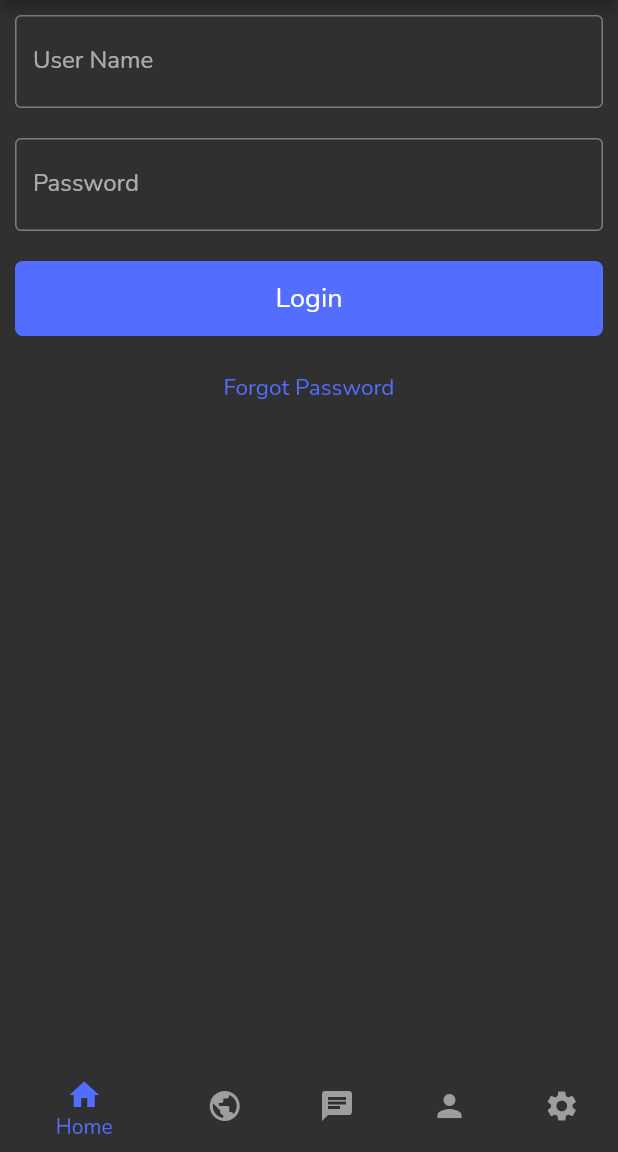
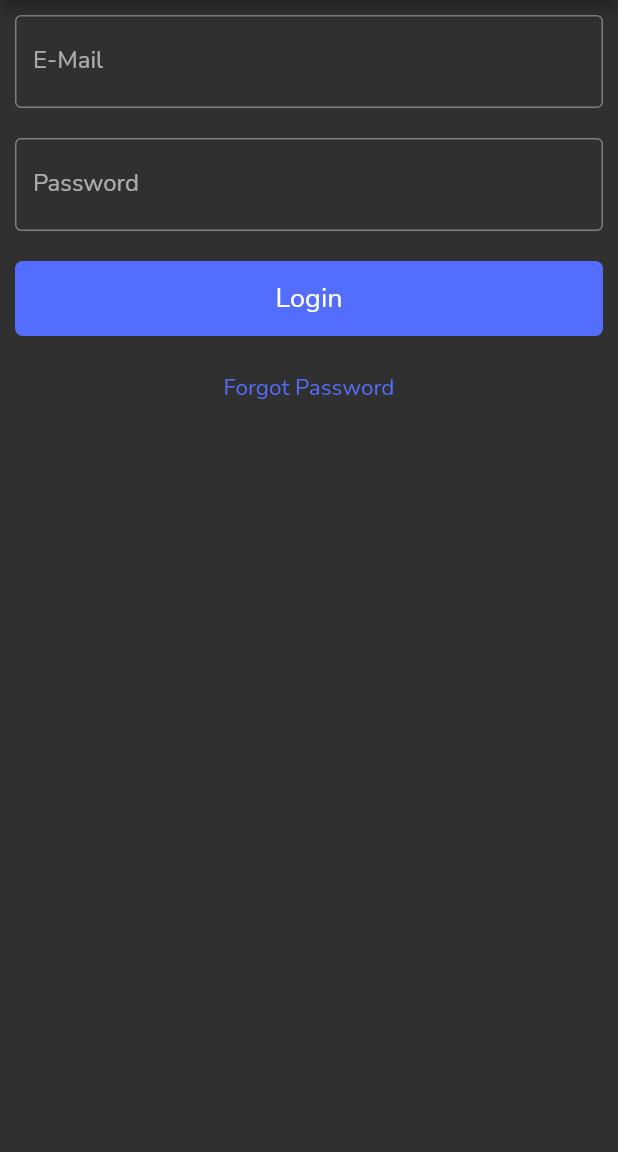
Before and after one commit to brooksryba/Expiali, a Flutter app: the screen it shows after launch, on a phone screen of 412 x 824 dp, the part 84-1236 px from its top. Run offline on Flutter 3.47's test engine with Material 2 defaults, Android fonts, the phone set to English and light mode, and no system bars; our stand-ins replace graphql_flutter, settings_ui, timeago.

Commit message:
Cleanup and complete login workflow

```diff
--- a/lib/fixtures/session.dart
+++ /dev/null
@@ -1,135 +0,0 @@
-//import 'package:flutter_secure_storage/flutter_secure_storage.dart';
-
-import 'package:expiali/models/user.dart';
-import 'package:expiali/models/group.dart';
-import 'package:expiali/plugins/matrix.dart';
-
-// Create storage
-//final storage = new FlutterSecureStorage();
-
-abstract class Session {
-  static bool initialized = false;
-  static bool authenticated = false;
-  static String key;
-  static String username;
-
-  static UserProfile profile;
-  static User self;
-
-  static List<User> users = _users;
-  static List<UserMessage> messages = _messages;
-  static List<UserSession> sessions = _sessions;
-
-  static delete() async {
-    //await storage.deleteAll();
-
-    authenticated = false;
-    key = null;
-    username = null;
-    self = null;
-    profile = null;
-  }
-
-  static initialize() async {
-    //key = await storage.read(key: "apiKey");
-    //final username = await storage.read(key: "username");
-
-    if (key != null && self != null && self.username != null) {
-      authenticated = true;
-      await populate(self.username);
-    } else {
-      authenticated = false;
-    }
-
-    initialized = true;
-  }
-
-  static serialize() async {
-    //await storage.write(key: "apiKey", value: key);
-    //await storage.write(key: "username", value: self.username);
-  }
-
-  static populate(username) async {
-    await Matrix.getUserProfile(username).then(((response) {
-      profile = Session.getUserFromFixtures(username);
-      self = User(username: username, name: response.displayname, imageUrl: Matrix.getUserAvatar(response.avatarUrl), profile: profile);
-
-      serialize();
-    }));
-  }
-
-  static getUserFromFixtures(username) {
-    for (var i = 0; i < _users.length; i++) {
-      if (_users[i].username == username && _users[i].profile != null) {
-        return _users[i].profile;
-      }
-    }
-
-    return UserProfile(
-        biography:
-            "Lorem ipsum dolor sit amet, consectetur adipiscing elit. Aliquam fermentum nec metus id eleifend. Aenean viverra lacus nisl, mattis vehicula nisl iaculis at. Vivamus euismod placerat ultrices. In sit amet felis at libero euismod varius. Fusce a leo erat. Donec sodales leo eget elit faucibus, egestas consectetur elit vehicula. Fusce ut egestas urna, ac dictum tellus. Nulla ante sapien, scelerisque et molestie quis, tincidunt vitae diam. Aliquam aliquam lorem ipsum. Ut lectus nisl, scelerisque vitae ante quis, rhoncus luctus mi.\n\nMorbi varius nisl id dapibus luctus. Etiam condimentum dolor quam, eget blandit augue dignissim et. Phasellus at mattis risus. Maecenas laoreet blandit turpis, et elementum purus bibendum et. Sed vel nisl sollicitudin, molestie mi ac, malesuada ante. Sed efficitur lacinia ligula at ullamcorper. Nunc vulputate nec magna ut finibus. Vivamus tincidunt lorem nec arcu dapibus posuere. Curabitur enim turpis, maximus quis nunc quis, eleifend convallis elit. Fusce consectetur massa luctus, tempor lorem ac, ornare sapien.",
-        birthdate: DateTime.parse("1970-01-01 00:00:00"),
-        pronouns: [UserPronoun.they, UserPronoun.them],
-        identity: UserIdentity.agender,
-        orientation: UserOrientiation.asexual,
-        language: UserLanguage.english);
-  }
-}
-
-List<UserProfile> _profiles = [
-  // Brooks
-  UserProfile(
-      biography:
-          "I created this application! Lorem ipsum dolor sit amet, consectetur adipiscing elit. Aliquam fermentum nec metus id eleifend. Aenean viverra lacus nisl, mattis vehicula nisl iaculis at. Vivamus euismod placerat ultrices. In sit amet felis at libero euismod varius. Fusce a leo erat. Donec sodales leo eget elit faucibus, egestas consectetur elit vehicula. Fusce ut egestas urna, ac dictum tellus. Nulla ante sapien, scelerisque et molestie quis, tincidunt vitae diam. Aliquam aliquam lorem ipsum. Ut lectus nisl, scelerisque vitae ante quis, rhoncus luctus mi.\n\nMorbi varius nisl id dapibus luctus. Etiam condimentum dolor quam, eget blandit augue dignissim et. Phasellus at mattis risus. Maecenas laoreet blandit turpis, et elementum purus bibendum et. Sed vel nisl sollicitudin, molestie mi ac, malesuada ante. Sed efficitur lacinia ligula at ullamcorper. Nunc vulputate nec magna ut finibus. Vivamus tincidunt lorem nec arcu dapibus posuere. Curabitur enim turpis, maximus quis nunc quis, eleifend convallis elit. Fusce consectetur massa luctus, tempor lorem ac, ornare sapien.",
-      birthdate: DateTime.parse("1994-05-03 00:00:00"),
-      pronouns: [UserPronoun.he, UserPronoun.him],
-      identity: UserIdentity.man,
-      orientation: UserOrientiation.straight,
-      language: UserLanguage.english),
-  // Ricky
-  UserProfile(
-      biography:
-          "Lorem ipsum dolor sit amet, consectetur adipiscing elit. Aliquam fermentum nec metus id eleifend. Aenean viverra lacus nisl, mattis vehicula nisl iaculis at. Vivamus euismod placerat ultrices. In sit amet felis at libero euismod varius. Fusce a leo erat. Donec sodales leo eget elit faucibus, egestas consectetur elit vehicula. Fusce ut egestas urna, ac dictum tellus. Nulla ante sapien, scelerisque et molestie quis, tincidunt vitae diam. Aliquam aliquam lorem ipsum. Ut lectus nisl, scelerisque vitae ante quis, rhoncus luctus mi.\n\nMorbi varius nisl id dapibus luctus. Etiam condimentum dolor quam, eget blandit augue dignissim et. Phasellus at mattis risus. Maecenas laoreet blandit turpis, et elementum purus bibendum et. Sed vel nisl sollicitudin, molestie mi ac, malesuada ante. Sed efficitur lacinia ligula at ullamcorper. Nunc vulputate nec magna ut finibus. Vivamus tincidunt lorem nec arcu dapibus posuere. Curabitur enim turpis, maximus quis nunc quis, eleifend convallis elit. Fusce consectetur massa luctus, tempor lorem ac, ornare sapien.",
-      birthdate: DateTime.parse("1970-01-01 00:00:00"),
-      pronouns: [UserPronoun.they, UserPronoun.them],
-      identity: UserIdentity.agender,
-      orientation: UserOrientiation.asexual,
-      language: UserLanguage.english),
-  // Nik
-  UserProfile(
-      biography:
-          "Lorem ipsum dolor sit amet, consectetur adipiscing elit. Aliquam fermentum nec metus id eleifend. Aenean viverra lacus nisl, mattis vehicula nisl iaculis at. Vivamus euismod placerat ultrices. In sit amet felis at libero euismod varius. Fusce a leo erat. Donec sodales leo eget elit faucibus, egestas consectetur elit vehicula. Fusce ut egestas urna, ac dictum tellus. Nulla ante sapien, scelerisque et molestie quis, tincidunt vitae diam. Aliquam aliquam lorem ipsum. Ut lectus nisl, scelerisque vitae ante quis, rhoncus luctus mi.\n\nMorbi varius nisl id dapibus luctus. Etiam condimentum dolor quam, eget blandit augue dignissim et. Phasellus at mattis risus. Maecenas laoreet blandit turpis, et elementum purus bibendum et. Sed vel nisl sollicitudin, molestie mi ac, malesuada ante. Sed efficitur lacinia ligula at ullamcorper. Nunc vulputate nec magna ut finibus. Vivamus tincidunt lorem nec arcu dapibus posuere. Curabitur enim turpis, maximus quis nunc quis, eleifend convallis elit. Fusce consectetur massa luctus, tempor lorem ac, ornare sapien.",
-      birthdate: DateTime.parse("1970-01-01 00:00:00"),
-      pronouns: [UserPronoun.they, UserPronoun.them],
-      identity: UserIdentity.agender,
-      orientation: UserOrientiation.asexual,
-      language: UserLanguage.english)
-];
-
-List<User> _users = [
-  User(username: "testUser1", name: "Joeseph", imageUrl: "https://randomuser.me/api/portraits/men/85.jpg", active: false),
-  User(username: "testUser2", name: "Karen", imageUrl: "https://randomuser.me/api/portraits/women/77.jpg", active: false),
-  User(username: "testUser3", name: "Andrew", imageUrl: "https://randomuser.me/api/portraits/men/81.jpg", active: true),
-  User(username: "testUser4", name: "Kate", imageUrl: "https://randomuser.me/api/portraits/women/49.jpg", active: true),
-  User(username: "testUser5", name: "Richard", imageUrl: "https://randomuser.me/api/portraits/men/87.jpg", active: false),
-  User(username: "deisumus", name: "Brooks Ryba", profile: _profiles[0]),
-  User(username: "rickygreig3", name: "Ricky Greig", profile: _profiles[1]),
-  User(username: "nremley", name: "Nik Remley", profile: _profiles[2]),
-];
-
-List<UserMessage> _messages = [
-  UserMessage(sender: "deisumus", recipient: "testUser2", content: "Hello World!", timestamp: DateTime.parse("2021-04-01 12:00"), unread: false),
-  UserMessage(sender: "deisumus", recipient: "testUser1", content: "Hello World!", timestamp: DateTime.parse("2021-04-01 12:00"), unread: false),
-  UserMessage(sender: "testUser1", recipient: "deisumus", content: "It Worked!", timestamp: DateTime.parse("2021-04-01 12:01"), unread: false),
-  UserMessage(
-      sender: "deisumus", recipient: "testUser1", content: "Expiali.", timestamp: DateTime.now().subtract(new Duration(minutes: 15)), unread: true),
-];
-
-List<UserSession> _sessions = [
-  UserSession(user: _users[0], latestMessage: _messages[3], messages: [_messages[1], _messages[2], _messages[3]]),
-  UserSession(user: _users[1], latestMessage: _messages[0], messages: [_messages[0]]),
-  UserSession(user: _users[2], timestamp: DateTime.parse("2021-03-01 12:00"), messages: []),
-  UserSession(user: _users[3], timestamp: DateTime.parse("2021-02-01 12:00"), messages: []),
-];
-
-List<Group> groups = [Group(title: "Test Group 1", description: "This is a test group")];
--- a/lib/main.dart
+++ b/lib/main.dart
@@ -1,14 +1,15 @@
 import 'package:flutter/material.dart';
 import 'package:graphql_flutter/graphql_flutter.dart';
 
+import 'package:expiali/plugins/session.dart';
+
 import 'package:expiali/styles/theme.dart';
+import 'package:expiali/screens/login.dart';
 import 'package:expiali/screens/home.dart';
 import 'package:expiali/screens/radar.dart';
 import 'package:expiali/screens/settings.dart';
 import 'package:expiali/screens/messages.dart';
 import 'package:expiali/screens/profile.dart';
-
-import 'package:expiali/fixtures/session.dart';
 
 class ExpialiApp extends StatelessWidget {
   /// Wrapper of MaterialApp that returns the
@@ -19,12 +20,9 @@ class ExpialiApp extends StatelessWidget {
   Widget build(BuildContext context) {
     ValueNotifier<GraphQLClient> client = ValueNotifier(
       GraphQLClient(
-        link: HttpLink(
+        link: AuthLink(getToken: () => SESSION_AUTH_TOKEN).concat(HttpLink(
           "http://10.0.2.2:3000/graphql",
-          defaultHeaders: <String, String>{
-            'Authentication': 'bse/HnvHaUHrW5b6t8LJ9j8Ovg==--Xk7PApuYs9pfBIuc--NuzH2mBt0+Fnm/X8kY1NXw==',
-          },
-        ),
+        )),
         cache: GraphQLCache(store: HiveStore()),
       ),
     );
@@ -55,6 +53,7 @@ class ExpialiSkeleton extends StatefulWidget {
 class _ExpialiSkeletonState extends State<ExpialiSkeleton> {
   /// Keep track of the current layout selection
   int _currentIndex = 0;
+  bool _authorized = false;
 
   /// Initialize the child layouts for rendering
   final List<Widget> _children = [HomeLayout(), RadarLayout(), MessagesLayout(), ProfileLayout(), SettingsLayout()];
@@ -66,9 +65,22 @@ class _ExpialiSkeletonState extends State<ExpialiSkeleton> {
     });
   }
 
+  void onLoginSuccess() {
+    setState(() {
+      _authorized = true;
+    });
+  }
+
   @override
   Widget build(BuildContext context) {
-    return Scaffold(
+    return !_authorized
+        ? Scaffold(
+            body: LoginLayout(
+              successCallback: onLoginSuccess,
+            ),
+            appBar: AppBar(title: Text("Expiali")),
+          )
+        : Scaffold(
             body: _children[_currentIndex],
             appBar: AppBar(title: Text("Expiali")),
             bottomNavigationBar: BottomNavigationBar(
--- /dev/null
+++ b/lib/plugins/session.dart
@@ -0,0 +1 @@
+String SESSION_AUTH_TOKEN = "";
--- a/lib/screens/home.dart
+++ b/lib/screens/home.dart
@@ -1,6 +1,4 @@
 import 'package:flutter/material.dart';
-
-import 'package:expiali/fixtures/session.dart';
 
 class HomeLayout extends StatefulWidget {
   @override
@@ -11,76 +9,10 @@ class _HomeLayoutState extends State<HomeLayout> {
   final kUserNameController = TextEditingController();
   final kPasswordController = TextEditingController();
 
-  _HomeLayoutState() {
-    Session.initialize().then((val) => setState(() {}));
-  }
+  _HomeLayoutState();
 
   @override
   Widget build(BuildContext context) {
-    if (Session.initialized == false) {
-      return Text("Loading...");
-    } else if (Session.authenticated == false) {
-      return ListView(
-        children: <Widget>[
-          Padding(
-            padding: EdgeInsets.all(10),
-            child: TextField(
-              controller: kUserNameController,
-              decoration: InputDecoration(
-                border: OutlineInputBorder(),
-                labelText: 'User Name',
-              ),
-            ),
-          ),
-          Padding(
-            padding: EdgeInsets.all(10),
-            child: TextField(
-              controller: kPasswordController,
-              obscureText: true,
-              decoration: InputDecoration(border: OutlineInputBorder(), labelText: 'Password'),
-            ),
-          ),
-          Padding(
-            padding: EdgeInsets.all(10),
-            child: Container(
-              height: 50,
-              decoration: BoxDecoration(color: Theme.of(context).accentColor, borderRadius: BorderRadius.circular(5)),
-              child: TextButton(
-                onPressed: () {},
-                child: Text(
-                  'Login',
-                  style: TextStyle(color: Colors.white, fontSize: 18),
-                ),
-              ),
-            ),
-          ),
-          TextButton(
-            onPressed: () {},
-            child: Text(
-              'Forgot Password',
-              style: TextStyle(color: Theme.of(context).accentColor, fontSize: 15),
-            ),
-          ),
-        ],
-      );
-    } else {
-      return ListView(children: <Widget>[
-        Text(
-          "Welcome back, ${Session.self.username}!",
-          style: TextStyle(fontWeight: FontWeight.bold),
-        ),
-        Text("\nSession information:"),
-        Text("\t\t${Session.key}", style: TextStyle(fontSize: 10.0)),
-        TextButton(
-          onPressed: () {
-            Session.delete().then((value) => setState(() {}));
-          },
-          child: Text(
-            'Logout',
-            style: TextStyle(color: Colors.blue, fontSize: 18),
-          ),
-        ),
-      ]);
-    }
+    return Container();
   }
 }
--- a/lib/screens/login.dart
+++ b/lib/screens/login.dart
@@ -0,0 +1,99 @@
+import 'package:expiali/plugins/session.dart';
+import 'package:flutter/material.dart';
+
+import 'package:graphql_flutter/graphql_flutter.dart';
+
+String authUser = """
+  mutation AuthUser(\$email: String!, \$password: String!) {
+    authUser(input: {credentials: {email: \$email, password: \$password}}) {
+      token
+    }
+  }
+""";
+
+class LoginLayout extends StatefulWidget {
+  final Function successCallback;
+
+  LoginLayout({Key key, @required this.successCallback}) : super(key: key);
+
+  @override
+  _LoginLayoutState createState() => _LoginLayoutState();
+}
+
+class _LoginLayoutState extends State<LoginLayout> {
+  final kEmailController = TextEditingController();
+  final kPasswordController = TextEditingController();
+
+  _LoginLayoutState();
+
+  @override
+  Widget build(BuildContext context) {
+    return Mutation(
+      options: MutationOptions(
+        document: gql(authUser), // this is the mutation string you just created
+        // you can update the cache based on results
+        update: (GraphQLDataProxy cache, QueryResult result) {
+          return cache;
+        },
+        // or do something with the result.data on completion
+        onCompleted: (dynamic resultData) {
+          if (resultData["authUser"] != null) {
+            SESSION_AUTH_TOKEN = resultData["authUser"]["token"];
+            widget.successCallback();
+            print(SESSION_AUTH_TOKEN);
+          }
+        },
+      ),
+      builder: (
+        RunMutation runMutation,
+        QueryResult result,
+      ) {
+        return ListView(
+          children: <Widget>[
+            Padding(
+              padding: EdgeInsets.all(10),
+              child: TextField(
+                controller: kEmailController,
+                decoration: InputDecoration(
+                  border: OutlineInputBorder(),
+                  labelText: 'E-Mail',
+                ),
+              ),
+            ),
+            Padding(
+              padding: EdgeInsets.all(10),
+              child: TextField(
+                controller: kPasswordController,
+                obscureText: true,
+                decoration: InputDecoration(border: OutlineInputBorder(), labelText: 'Password'),
+              ),
+            ),
+            Padding(
+              padding: EdgeInsets.all(10),
+              child: Container(
+                height: 50,
+                decoration: BoxDecoration(color: Theme.of(context).accentColor, borderRadius: BorderRadius.circular(5)),
+                child: TextButton(
+                  onPressed: () {
+                    runMutation({'email': kEmailController.text, 'password': kPasswordController.text});
+                  },
+                  child: Text(
+                    'Login',
+                    style: TextStyle(color: Colors.white, fontSize: 18),
+                  ),
+                ),
+              ),
+            ),
+            TextButton(
+              onPressed: () {},
+              child: Text(
+                'Forgot Password',
+                style: TextStyle(color: Theme.of(context).accentColor, fontSize: 15),
+              ),
+            ),
+          ],
+        );
+      },
+    );
+  }
+}
--- a/lib/screens/profile.dart
+++ b/lib/screens/profile.dart
@@ -1,10 +1,8 @@
 import 'package:intl/intl.dart';
 import 'package:flutter/material.dart';
-import 'package:enum_to_string/enum_to_string.dart';
 import 'package:graphql_flutter/graphql_flutter.dart';
 
 import 'package:expiali/models/user.dart';
-import 'package:expiali/fixtures/session.dart';
 import 'package:expiali/widgets/image_box.dart';
 import 'package:expiali/widgets/titled_tag.dart';
 
@@ -35,9 +33,6 @@ class ProfileLayout extends StatefulWidget {
 }
 
 class _ProfileLayoutState extends State<ProfileLayout> {
-  User _user = Session.self;
-  UserProfile _profile = Session.profile;
-
   @override
   Widget build(BuildContext context) {
     return Query(
```
Also changed, not shown: lib/plugins/matrix.dart (deleted, +0 -38 lines). Lines whose indentation alone changed are shown as unchanged.
